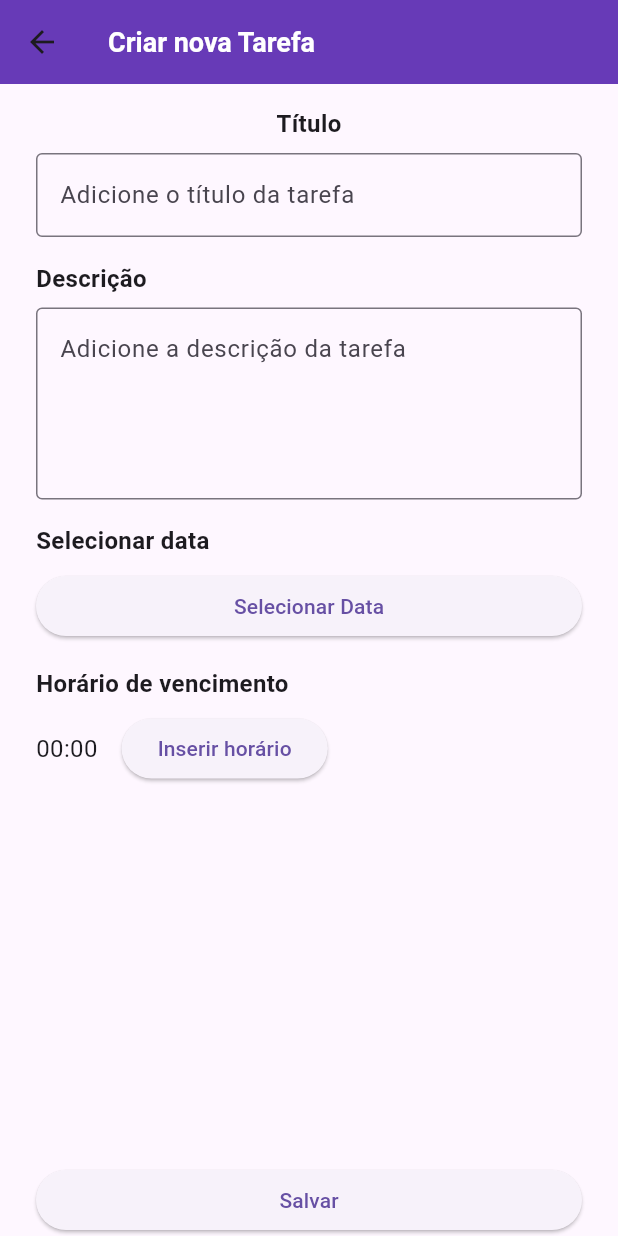
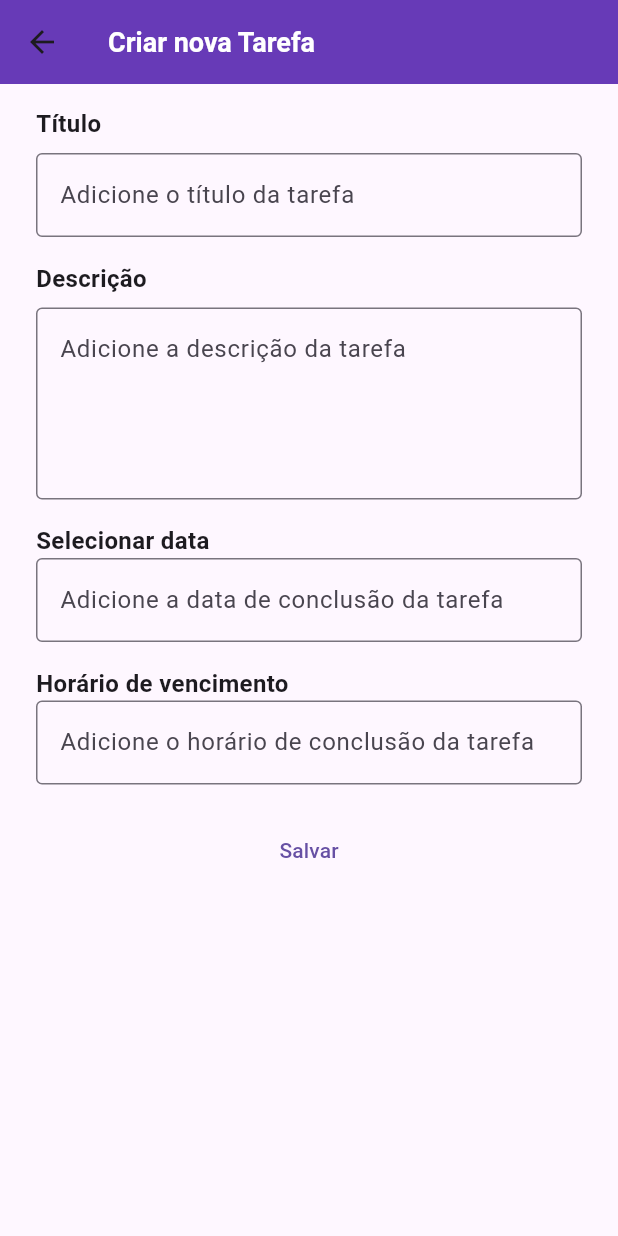
Before and after one commit to felipebolduan/Flutter_A3, a Flutter app: the NewTaskScreen screen opened directly, after a tap on "Salvar", on a phone screen of 412 x 824 dp. Run offline on Flutter 3.47's test engine with Material 3 defaults, Android fonts, the phone set to English and light mode, and no system bars; our stand-ins replace audioplayers, firebase_auth, firebase_core; accounts and stored records are empty; generated files the repository leaves out were written again.

Commit message:
adiciona tela de tarefas com Firebase

```diff
--- a/lib/main.dart
+++ b/lib/main.dart
@@ -4,6 +4,7 @@ import 'package:firebase_auth/firebase_auth.dart';
 import 'package:flutter/material.dart';
 import 'package:projeto_a3/tela_login.dart';
 import 'package:projeto_a3/tela_principal.dart';
+import 'package:projeto_a3/tela_tarefa.dart';
 import 'package:projeto_a3/theme.dart';
 import 'package:firebase_core/firebase_core.dart';
 import 'firebase_options.dart';
@@ -69,7 +70,7 @@ class RoteadorTela extends StatelessWidget {
   Widget build(BuildContext context) {
     return StreamBuilder<User?>(stream: FirebaseAuth.instance.userChanges(), builder: (context, snapshot) {
       if (snapshot.hasData){
-        return principal_Screen();
+        return principal_Screen(user: snapshot.data!,);
       } else {
         return LoginPage();
       }
--- a/lib/tela_cadastroDeTarefa.dart
+++ b/lib/tela_cadastroDeTarefa.dart
@@ -1,35 +1,73 @@
+import 'package:firebase_auth/firebase_auth.dart';
 import 'package:flutter/material.dart';
+import 'package:projeto_a3/modelos/modelos_projetos.dart';
+import 'package:projeto_a3/servicos/projeto_servico.dart';
+import 'package:projeto_a3/tela_principal.dart';
+import 'package:uuid/uuid.dart';
 
-class NewTaskScreen extends StatelessWidget {
-  const NewTaskScreen({super.key});
+mostrarTelaCadatro(BuildContext context, {ModelosProjetos? projeto}){
+  return NewTaskScreen();
+}
+class NewTaskScreen extends StatefulWidget {
+  final ModelosProjetos? modelosProjetos;
+  const NewTaskScreen({Key? key, this.modelosProjetos}) : super(key:key);
 
   @override
-  Widget build(BuildContext context) {
+  State<NewTaskScreen> createState() => _NewTaskScreenState();
+}
+
+class _NewTaskScreenState extends State<NewTaskScreen> {
+
+  final TextEditingController _tituloTarefa = TextEditingController();
+
+  final TextEditingController _descricaoTarefa = TextEditingController();
+
+  final TextEditingController _dataTarefa = TextEditingController();
+
+  final TextEditingController _horaTarefa = TextEditingController();
+
+  bool isCarregando = false;
+
+  final ProjetoServico _projetoServico = ProjetoServico();
+
+  @override
+  void initState() {
+    if(widget.modelosProjetos != null){
+      _tituloTarefa.text = widget.modelosProjetos!.titulo;
+      _descricaoTarefa.text = widget.modelosProjetos!.descricao;
+      _dataTarefa.text = widget.modelosProjetos!.data;
+      _horaTarefa.text = widget.modelosProjetos!.horario;
+    }
+    super.initState();
+  }
+
+
+
+  @override
+  Widget build(BuildContext context, {ModelosProjetos? projeto}) {
     return Scaffold(
       appBar: AppBar(
-        title: const Text(
-          'Criar nova Tarefa',
+        title: Text(
+          (widget.modelosProjetos != null)
+          ? "Editar ${widget.modelosProjetos!.titulo}"
+          : "Criar nova Tarefa",
           ),
         leading: const BackButton(),
       ),
-        //body: Center(
           body: Padding(
             padding: const EdgeInsets.symmetric(horizontal: 24.0),
-            //child: SingleChildScrollView(
-              //child: SingleChildScrollView(
-                child: Column(
-                mainAxisAlignment: MainAxisAlignment.center,
-                crossAxisAlignment: CrossAxisAlignment.stretch,
+                child: ListView(
+
                 children: [
                   const SizedBox(height: 15),
                   // Campo Título
                   const Text(
                     'Título',
                     style: TextStyle(fontSize: 16, fontWeight: FontWeight.bold),
-                    textAlign: TextAlign.center,
                   ),
                   const SizedBox(height: 8),
-                  const TextField(
+                  TextFormField(
+                    controller: _tituloTarefa,
                     decoration: const InputDecoration(
                       border: OutlineInputBorder(),
                       hintText: 'Adicione o título da tarefa',
@@ -43,9 +81,10 @@ class NewTaskScreen extends StatelessWidget {
                     style: TextStyle(fontSize: 16, fontWeight: FontWeight.bold),
                   ),
                   const SizedBox(height: 8),
-                  const TextField(
+                  TextFormField(
+                    controller: _descricaoTarefa,
                     maxLines: 4,
-                    decoration: InputDecoration(
+                    decoration: const InputDecoration(
                       border: OutlineInputBorder(),
                       hintText: 'Adicione a descrição da tarefa',
                     ),
@@ -57,10 +96,13 @@ class NewTaskScreen extends StatelessWidget {
                     'Selecionar data',
                     style: TextStyle(fontSize: 16, fontWeight: FontWeight.bold),
                   ),
-                  const SizedBox(height: 8),
-                  ElevatedButton(
-                    onPressed: () {},
-                    child: const Text('Selecionar Data'),
+                  TextFormField(
+                    controller: _dataTarefa,
+                    maxLines: 1,
+                    decoration: const InputDecoration(
+                      border: OutlineInputBorder(),
+                      hintText: 'Adicione a data de conclusão da tarefa',
+                    ),
                   ),
                   const SizedBox(height: 16),
 
@@ -69,37 +111,54 @@ class NewTaskScreen extends StatelessWidget {
                     'Horário de vencimento',
                     style: TextStyle(fontSize: 16, fontWeight: FontWeight.bold),
                   ),
-                  const SizedBox(height: 8),
-                  Row(
-                    children: [
-                      const Text(
-                        '00:00',
-                        style: TextStyle(fontSize: 16),
-                      ),
-                      const SizedBox(width: 16),
-                      ElevatedButton(
-                        onPressed: () {},
-                        child: const Text('Inserir horário'),
-                      ),
-                    ],
+                  TextFormField(
+                    controller: _horaTarefa,
+                    maxLines: 1,
+                    decoration: const InputDecoration(
+                      border: OutlineInputBorder(),
+                      hintText: 'Adicione o horário de conclusão da tarefa',
+                    ),
                   ),
-                  const Spacer(),
+                  const SizedBox(height: 20),
 
                   // Botão Salvar
                   SizedBox(
                     width: double.infinity,
-                    child: ElevatedButton(
-                      onPressed: () {},
+                    child: TextButton(
+                      onPressed: () {
+                        enviarClicado();
+                      },
                       child: const Text('Salvar'),
                     ),
                   ),
                 ],
-                            ),
+                ),
               ),
-          //),
-        //),
-      //),
-    //),
     );
   }
+
+  enviarClicado(){
+    setState(() {
+      isCarregando = true;
+      });
+
+      String titulo = _tituloTarefa.text;
+      String descricao = _descricaoTarefa.text;
+      String data = _dataTarefa.text;
+      String horario = _horaTarefa.text;
+
+      ModelosProjetos tarefaProjeto = ModelosProjetos(
+        id: const Uuid().v1(),
+        titulo: titulo,
+        descricao: descricao,
+        data: data,
+        horario: horario
+        );
+
+        _projetoServico.adicionarTarefa(tarefaProjeto).then((value){
+          setState(() {
+            isCarregando = false;
+          });
+        });
+  }
 }
--- a/pubspec.yaml
+++ b/pubspec.yaml
@@ -38,6 +38,8 @@ dependencies:
   cupertino_icons: ^1.0.8
   firebase_core: ^3.8.0
   firebase_auth: ^5.3.3
+  cloud_firestore: ^5.5.0
+  uuid: ^4.5.1
 
 dev_dependencies:
   flutter_test:
@@ -67,6 +69,7 @@ flutter:
     - lib/assets/google.png
     - assets/click.mp3
     - assets/jazz.mp3
+    - assets/usuario.png
 
   # To add assets to your application, add an assets section, like this:
   # assets:
```
Also changed, not shown: lib/tela_principal.dart (+116 -95 lines), modelos/modelos_projetos.dart (deleted, +0 -32 lines), pubspec.lock, 3 other files.
